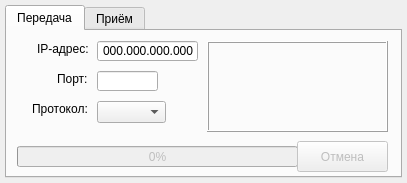
The window that src/lab1.ui (SlavaGrasiuk/spolks-laba1-file-transfer) describes before a commit, drawn with Qt 5.
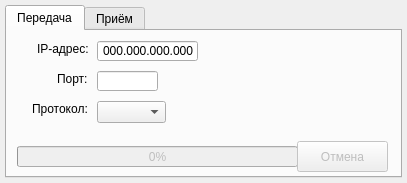
The same window after the commit.

The edit to the form file:
```diff
--- a/src/lab1.ui
+++ b/src/lab1.ui
@@ -93,25 +93,6 @@
          <number>-1</number>
         </property>
        </widget>
-       <widget class="QFrame" name="frame">
-        <property name="geometry">
-         <rect>
-          <x>200</x>
-          <y>10</y>
-          <width>181</width>
-          <height>91</height>
-         </rect>
-        </property>
-        <property name="acceptDrops">
-         <bool>true</bool>
-        </property>
-        <property name="frameShape">
-         <enum>QFrame::Box</enum>
-        </property>
-        <property name="frameShadow">
-         <enum>QFrame::Raised</enum>
-        </property>
-       </widget>
        <widget class="QProgressBar" name="progressBar">
         <property name="enabled">
          <bool>false</bool>
```
Left out of the diff: 8 changed lines with no effect on the pictures.
